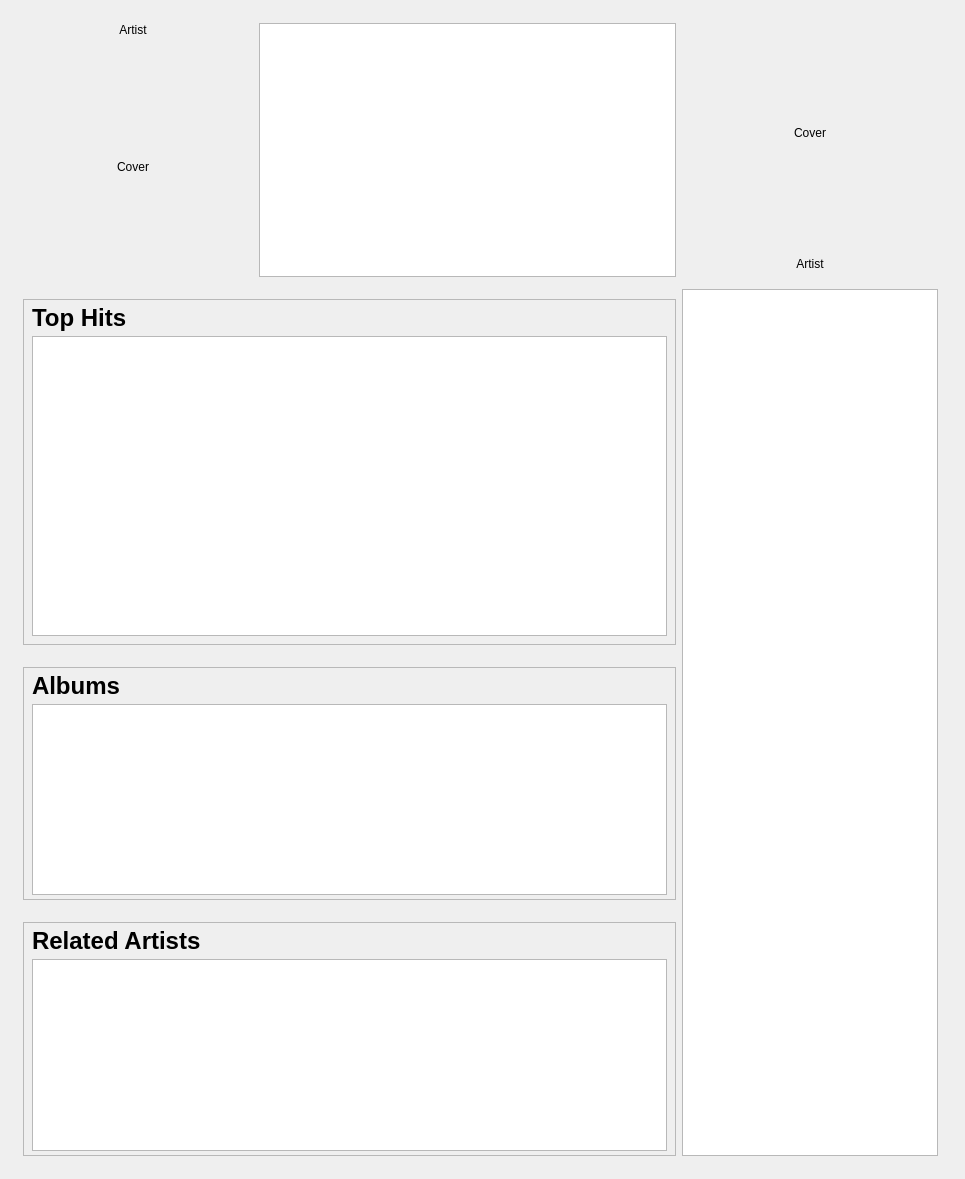
The window that src/libtomahawk/widgets/infowidgets/ArtistInfoWidget.ui (tomahawk-player/tomahawk) describes before a commit, drawn with Qt 5.
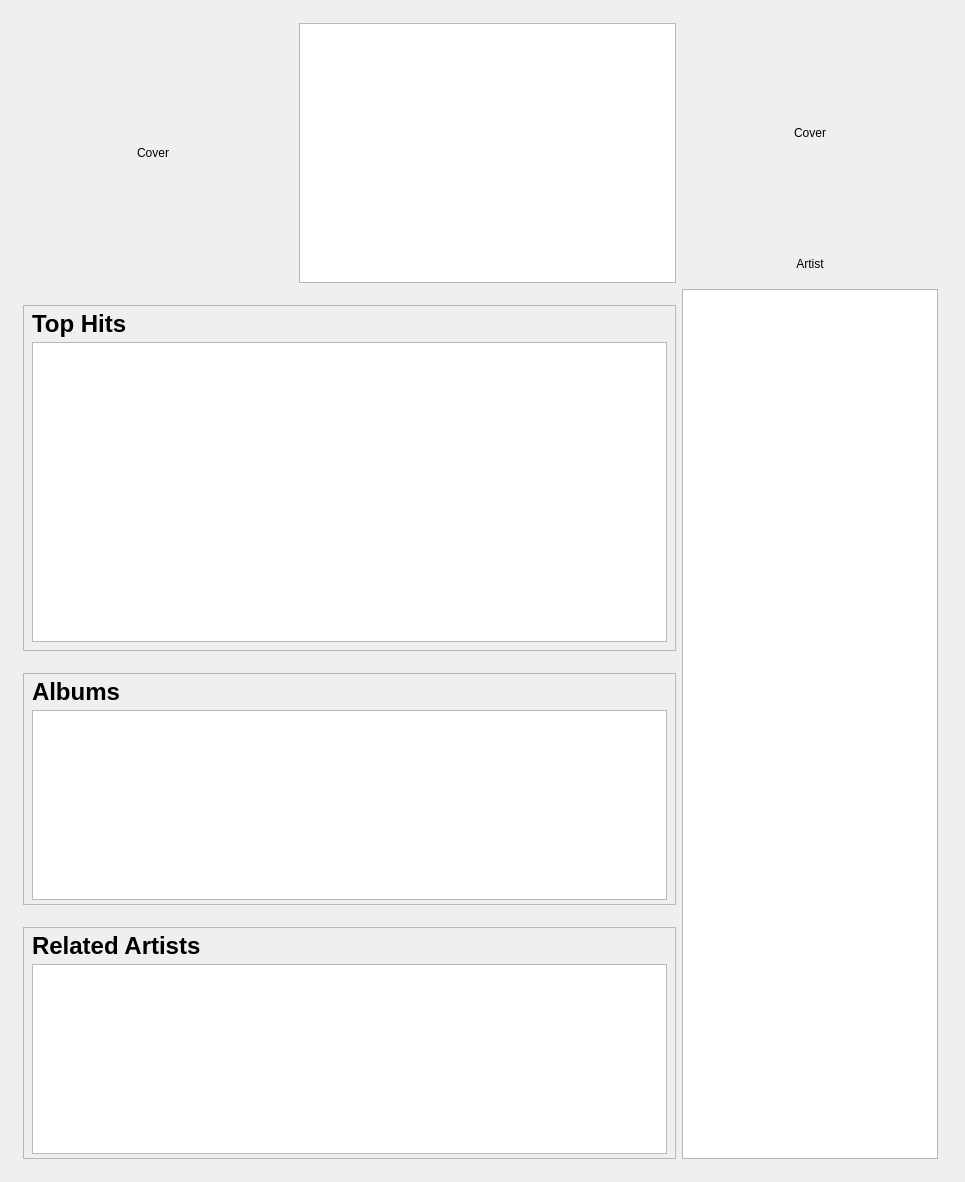
The same window after the commit. Custom widgets are drawn as their Qt base class.

Commit message: * Slight improvements for artist page.

The edit to the form file:
```diff
--- a/src/libtomahawk/widgets/infowidgets/ArtistInfoWidget.ui
+++ b/src/libtomahawk/widgets/infowidgets/ArtistInfoWidget.ui
@@ -43,32 +43,6 @@
            <property name="margin">
             <number>0</number>
            </property>
-           <item>
-            <widget class="QLabel" name="artistLabel">
-             <property name="text">
-              <string>Artist</string>
-             </property>
-             <property name="alignment">
-              <set>Qt::AlignCenter</set>
-             </property>
-            </widget>
-           </item>
-           <item>
-            <spacer name="verticalSpacer_8">
-             <property name="orientation">
-              <enum>Qt::Vertical</enum>
-             </property>
-             <property name="sizeType">
-              <enum>QSizePolicy::Fixed</enum>
-             </property>
-             <property name="sizeHint" stdset="0">
-              <size>
-               <width>20</width>
-               <height>4</height>
-              </size>
-             </property>
-            </spacer>
-           </item>
            <item>
             <widget class="PlayableCover" name="cover">
              <property name="sizePolicy">
@@ -79,8 +53,8 @@
              </property>
              <property name="minimumSize">
               <size>
-               <width>220</width>
-               <height>220</height>
+               <width>260</width>
+               <height>260</height>
               </size>
              </property>
              <property name="text">
```
The commit also changes 1 other file.
